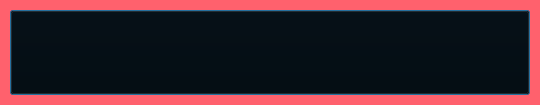
This is UI/chat_popup.ui in Nakano-Fandao/work_with_osananajimi as Qt 5 draws it before an edit. The edited form follows.
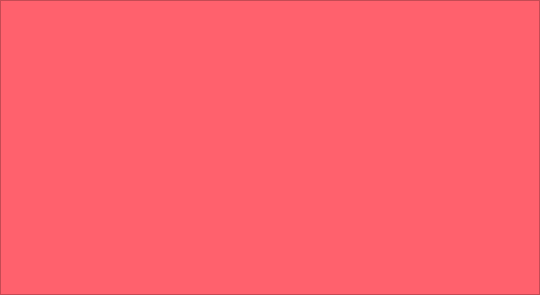
This is the edited form.

The edit to the form file:
```diff
--- a/UI/chat_popup.ui
+++ b/UI/chat_popup.ui
@@ -7,7 +7,7 @@
     <x>0</x>
     <y>0</y>
     <width>540</width>
-    <height>105</height>
+    <height>295</height>
    </rect>
   </property>
   <property name="windowTitle">
@@ -16,50 +16,59 @@
   <property name="styleSheet">
    <string notr="true">background-color: #FF616D;</string>
   </property>
-  <widget class="QTextBrowser" name="textBrowser_1">
-   <property name="geometry">
-    <rect>
-     <x>10</x>
-     <y>10</y>
-     <width>520</width>
-     <height>85</height>
-    </rect>
+  <layout class="QHBoxLayout" name="horizontalLayout">
+   <property name="spacing">
+    <number>0</number>
    </property>
-   <property name="styleSheet">
-    <string notr="true">QTextBrowser {
+   <property name="leftMargin">
+    <number>0</number>
+   </property>
+   <property name="topMargin">
+    <number>0</number>
+   </property>
+   <property name="rightMargin">
+    <number>0</number>
+   </property>
+   <property name="bottomMargin">
+    <number>0</number>
+   </property>
+   <item>
+    <widget class="QListWidget" name="chatList">
+     <property name="focusPolicy">
+      <enum>Qt::NoFocus</enum>
+     </property>
+     <property name="styleSheet">
+      <string notr="true">QListWidget::item {
+	margin: 8px;
+	padding-top: 20px;
+	padding-bottom: 20px;
+	margin-right: 8px;
 	background-color: #FFEAC9;
-	border-radius: 15px;
+	border-radius: 0px;
 	color: #343A40;
+	width: 520px;
+	height: 40px;
 	font: 75 16pt &quot;メイリオ&quot;;
+}
+QListWidget::item:hover {
+	margin: 10px;
+	background-color: #FFFFC9;
+	border-radius: 0px;
+	color: #343A40;
+	font: 75 16pt &quot;メイリオ&quot;;
+	word-wrap: true;
+	
 }</string>
-   </property>
-   <property name="markdown">
-    <string/>
-   </property>
-   <property name="html">
-    <string>&lt;!DOCTYPE HTML PUBLIC &quot;-//W3C//DTD HTML 4.0//EN&quot; &quot;http://www.w3.org/TR/REC-html40/strict.dtd&quot;&gt;
-&lt;html&gt;&lt;head&gt;&lt;meta name=&quot;qrichtext&quot; content=&quot;1&quot; /&gt;&lt;style type=&quot;text/css&quot;&gt;
-p, li { white-space: pre-wrap; }
-&lt;/style&gt;&lt;/head&gt;&lt;body style=&quot; font-family:'メイリオ'; font-size:16pt; font-weight:72; font-style:normal;&quot;&gt;
-&lt;p style=&quot;-qt-paragraph-type:empty; margin-top:0px; margin-bottom:0px; margin-left:0px; margin-right:0px; -qt-block-indent:0; text-indent:0px;&quot;&gt;&lt;br /&gt;&lt;/p&gt;&lt;/body&gt;&lt;/html&gt;</string>
-   </property>
-  </widget>
-  <widget class="QPushButton" name="pushButton_1">
-   <property name="geometry">
-    <rect>
-     <x>10</x>
-     <y>10</y>
-     <width>520</width>
-     <height>85</height>
-    </rect>
-   </property>
-   <property name="styleSheet">
-    <string notr="true">QPushButton{background: transparent;}</string>
-   </property>
-   <property name="text">
-    <string/>
-   </property>
-  </widget>
+     </property>
+     <property name="uniformItemSizes">
+      <bool>false</bool>
+     </property>
+     <property name="wordWrap">
+      <bool>true</bool>
+     </property>
+    </widget>
+   </item>
+  </layout>
  </widget>
  <resources/>
  <connections/>
```
